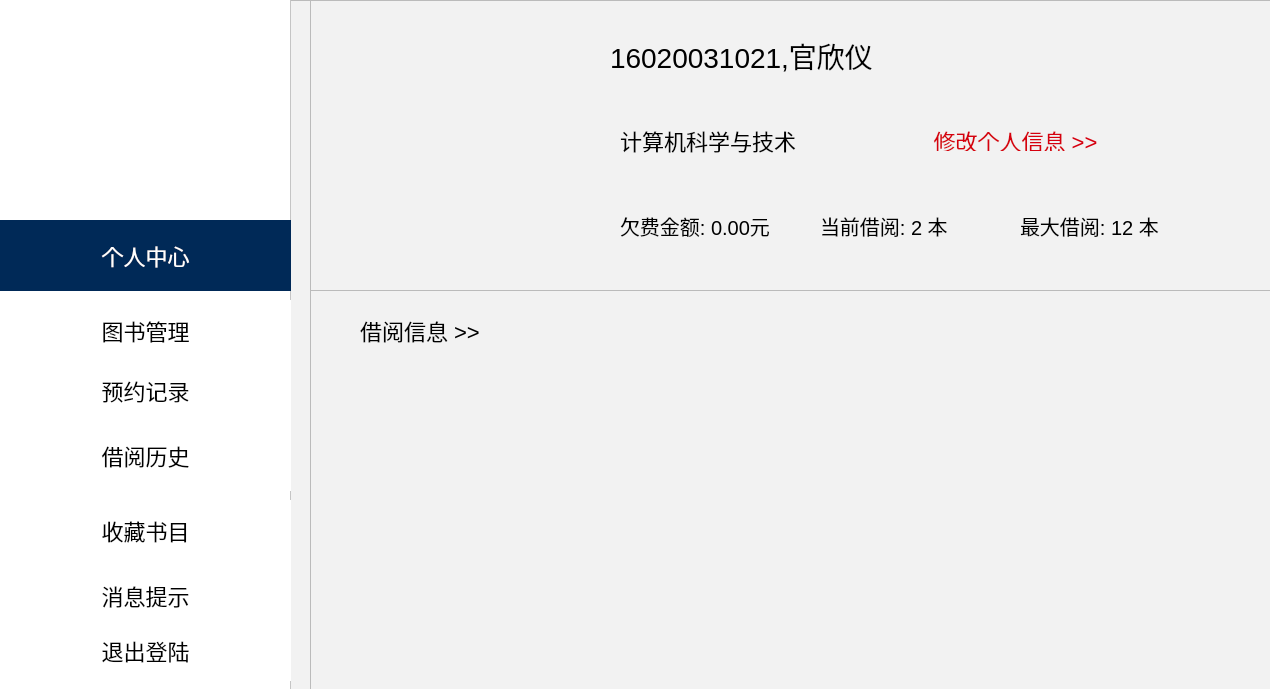
This is user_index.ui in KevinZzeng/UI as Qt 5 draws it before an edit. The edited form follows.
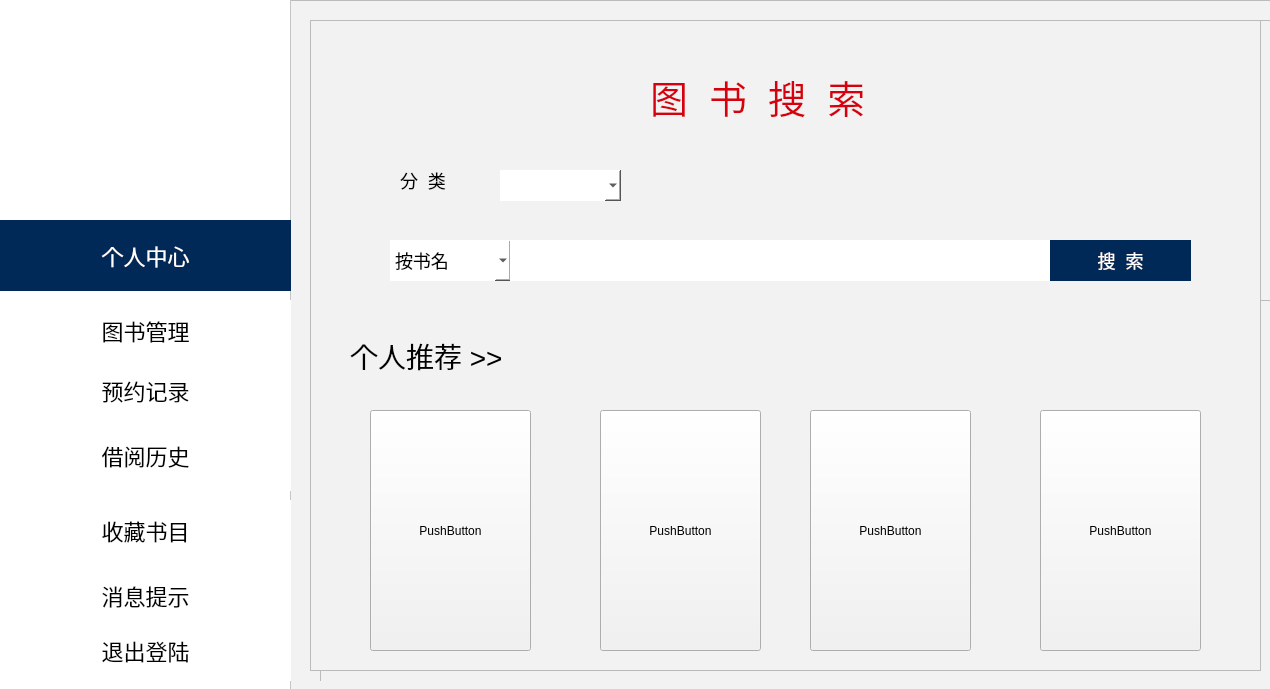
This is the edited form. Icons and pictures are not drawn.

Patch:
```diff
--- a/user_index.ui
+++ b/user_index.ui
@@ -212,10 +212,10 @@
     <widget class="QFrame" name="person_index">
      <property name="geometry">
       <rect>
-       <x>310</x>
-       <y>0</y>
-       <width>961</width>
-       <height>291</height>
+       <x>320</x>
+       <y>20</y>
+       <width>951</width>
+       <height>661</height>
       </rect>
      </property>
      <property name="frameShape">
@@ -339,14 +339,285 @@
        <string>修改个人信息 &gt;&gt;</string>
       </property>
      </widget>
+     <widget class="QFrame" name="frame_2">
+      <property name="geometry">
+       <rect>
+        <x>0</x>
+        <y>280</y>
+        <width>961</width>
+        <height>411</height>
+       </rect>
+      </property>
+      <property name="frameShape">
+       <enum>QFrame::StyledPanel</enum>
+      </property>
+      <property name="frameShadow">
+       <enum>QFrame::Raised</enum>
+      </property>
+      <widget class="QLabel" name="label_7">
+       <property name="geometry">
+        <rect>
+         <x>40</x>
+         <y>10</y>
+         <width>191</width>
+         <height>81</height>
+        </rect>
+       </property>
+       <property name="styleSheet">
+        <string notr="true">font-size:22px;</string>
+       </property>
+       <property name="text">
+        <string>借阅信息 &gt;&gt;</string>
+       </property>
+      </widget>
+      <widget class="QPushButton" name="PersonUp">
+       <property name="geometry">
+        <rect>
+         <x>180</x>
+         <y>330</y>
+         <width>161</width>
+         <height>31</height>
+        </rect>
+       </property>
+       <property name="styleSheet">
+        <string notr="true">color:#fff;
+background-color: #002957;
+border:none;
+font-size:18px;
+border-radius: 10px;</string>
+       </property>
+       <property name="text">
+        <string>上一页</string>
+       </property>
+      </widget>
+      <widget class="QPushButton" name="PersonDown">
+       <property name="geometry">
+        <rect>
+         <x>490</x>
+         <y>330</y>
+         <width>161</width>
+         <height>31</height>
+        </rect>
+       </property>
+       <property name="styleSheet">
+        <string notr="true">color:#fff;
+background-color: #002957;
+border:none;
+font-size:18px;
+border-radius: 10px;</string>
+       </property>
+       <property name="text">
+        <string>下一页</string>
+       </property>
+      </widget>
+      <widget class="QTableView" name="tableView">
+       <property name="geometry">
+        <rect>
+         <x>90</x>
+         <y>90</y>
+         <width>731</width>
+         <height>221</height>
+        </rect>
+       </property>
+       <property name="styleSheet">
+        <string notr="true">border:none;
+font-size:16px;</string>
+       </property>
+      </widget>
+      <widget class="QFrame" name="ediInfor">
+       <property name="geometry">
+        <rect>
+         <x>10</x>
+         <y>0</y>
+         <width>931</width>
+         <height>371</height>
+        </rect>
+       </property>
+       <property name="frameShape">
+        <enum>QFrame::StyledPanel</enum>
+       </property>
+       <property name="frameShadow">
+        <enum>QFrame::Raised</enum>
+       </property>
+       <widget class="QLabel" name="label_8">
+        <property name="geometry">
+         <rect>
+          <x>40</x>
+          <y>20</y>
+          <width>181</width>
+          <height>61</height>
+         </rect>
+        </property>
+        <property name="styleSheet">
+         <string notr="true">font-size:22px;
+</string>
+        </property>
+        <property name="text">
+         <string>修改个人信息  &gt;&gt;</string>
+        </property>
+       </widget>
+       <widget class="QLabel" name="label_9">
+        <property name="geometry">
+         <rect>
+          <x>40</x>
+          <y>90</y>
+          <width>101</width>
+          <height>41</height>
+         </rect>
+        </property>
+        <property name="styleSheet">
+         <string notr="true">font-size:18px;
+</string>
+        </property>
+        <property name="text">
+         <string>修改密码</string>
+        </property>
+       </widget>
+       <widget class="QLabel" name="label_10">
+        <property name="geometry">
+         <rect>
+          <x>40</x>
+          <y>190</y>
+          <width>101</width>
+          <height>41</height>
+         </rect>
+        </property>
+        <property name="styleSheet">
+         <string notr="true">font-size:18px;
+</string>
+        </property>
+        <property name="text">
+         <string>确认密码</string>
+        </property>
+       </widget>
+       <widget class="QPushButton" name="chaPwd">
+        <property name="geometry">
+         <rect>
+          <x>40</x>
+          <y>300</y>
+          <width>291</width>
+          <height>41</height>
+         </rect>
+        </property>
+        <property name="styleSheet">
+         <string notr="true">color:#fff;
+background-color: #002957;
+border:none;
+font-size:18px;</string>
+        </property>
+        <property name="text">
+         <string>确认修改</string>
+        </property>
+       </widget>
+       <widget class="QLabel" name="cover_3">
+        <property name="geometry">
+         <rect>
+          <x>550</x>
+          <y>30</y>
+          <width>221</width>
+          <height>231</height>
+         </rect>
+        </property>
+        <property name="styleSheet">
+         <string notr="true">image: url(:/new/images/images/pic.jpeg);</string>
+        </property>
+        <property name="text">
+         <string/>
+        </property>
+       </widget>
+       <widget class="QPushButton" name="pushButton_9">
+        <property name="geometry">
+         <rect>
+          <x>550</x>
+          <y>200</y>
+          <width>221</width>
+          <height>51</height>
+         </rect>
+        </property>
+        <property name="styleSheet">
+         <string notr="true">color:#fff;
+background-color: rgba(0, 41, 87, 125);
+border:none;
+font-size:22px;</string>
+        </property>
+        <property name="text">
+         <string>更换头像</string>
+        </property>
+       </widget>
+       <widget class="QPushButton" name="chaPwd_2">
+        <property name="geometry">
+         <rect>
+          <x>550</x>
+          <y>290</y>
+          <width>231</width>
+          <height>41</height>
+         </rect>
+        </property>
+        <property name="styleSheet">
+         <string notr="true">color:#fff;
+background-color: #002957;
+border:none;
+font-size:18px;</string>
+        </property>
+        <property name="text">
+         <string>确认更换</string>
+        </property>
+       </widget>
+       <widget class="QLineEdit" name="txtEdiPwd">
+        <property name="geometry">
+         <rect>
+          <x>40</x>
+          <y>140</y>
+          <width>291</width>
+          <height>41</height>
+         </rect>
+        </property>
+       </widget>
+       <widget class="QLineEdit" name="txtEdiPwdre">
+        <property name="geometry">
+         <rect>
+          <x>40</x>
+          <y>230</y>
+          <width>291</width>
+          <height>41</height>
+         </rect>
+        </property>
+       </widget>
+       <zorder>label_10</zorder>
+       <zorder>label_8</zorder>
+       <zorder>label_9</zorder>
+       <zorder>chaPwd</zorder>
+       <zorder>cover_3</zorder>
+       <zorder>pushButton_9</zorder>
+       <zorder>chaPwd_2</zorder>
+       <zorder>txtEdiPwd</zorder>
+       <zorder>txtEdiPwdre</zorder>
+       <zorder>book_manage</zorder>
+      </widget>
+     </widget>
+     <zorder>cover</zorder>
+     <zorder>label_2</zorder>
+     <zorder>label_3</zorder>
+     <zorder>label_4</zorder>
+     <zorder>label_5</zorder>
+     <zorder>label_6</zorder>
+     <zorder>btnEdiInfor</zorder>
+     <zorder>label_7</zorder>
+     <zorder>frame_2</zorder>
+     <zorder>frame_2</zorder>
+     <zorder>frame_2</zorder>
+     <zorder>tableView</zorder>
+     <zorder>book_manage</zorder>
+     <zorder>book_manage</zorder>
+     <zorder>book_manage</zorder>
     </widget>
-    <widget class="QFrame" name="frame_2">
+    <widget class="QFrame" name="book_manage">
      <property name="geometry">
       <rect>
        <x>310</x>
-       <y>290</y>
-       <width>961</width>
-       <height>411</height>
+       <y>20</y>
+       <width>951</width>
+       <height>651</height>
       </rect>
      </property>
      <property name="frameShape">
@@ -355,34 +626,180 @@
      <property name="frameShadow">
       <enum>QFrame::Raised</enum>
      </property>
-     <widget class="QTableView" name="tableView">
+     <widget class="QLabel" name="label_11">
       <property name="geometry">
        <rect>
-        <x>70</x>
-        <y>80</y>
-        <width>801</width>
-        <height>251</height>
+        <x>340</x>
+        <y>40</y>
+        <width>301</width>
+        <height>71</height>
        </rect>
       </property>
       <property name="styleSheet">
-       <string notr="true">border:none;
-font-size:16px;</string>
+       <string notr="true">font-size:38px;
+color:#D6000F;</string>
       </property>
+      <property name="text">
+       <string>图  书  搜  索</string>
+      </property>
      </widget>
-     <widget class="QLabel" name="label_7">
+     <widget class="QComboBox" name="cbxClass">
       <property name="geometry">
        <rect>
-        <x>50</x>
-        <y>20</y>
+        <x>190</x>
+        <y>150</y>
+        <width>121</width>
+        <height>31</height>
+       </rect>
+      </property>
+      <property name="styleSheet">
+       <string notr="true">background-color: #fff;
+border:none;
+font-size:18px;</string>
+      </property>
+     </widget>
+     <widget class="QLabel" name="label_12">
+      <property name="geometry">
+       <rect>
+        <x>90</x>
+        <y>140</y>
+        <width>81</width>
+        <height>41</height>
+       </rect>
+      </property>
+      <property name="styleSheet">
+       <string notr="true">font-size:18px;</string>
+      </property>
+      <property name="text">
+       <string>分  类</string>
+      </property>
+     </widget>
+     <widget class="QComboBox" name="cbxClass_2">
+      <property name="geometry">
+       <rect>
+        <x>80</x>
+        <y>220</y>
+        <width>121</width>
+        <height>41</height>
+       </rect>
+      </property>
+      <property name="styleSheet">
+       <string notr="true">background-color: #fff;
+border:none;
+font-size:18px;</string>
+      </property>
+      <item>
+       <property name="text">
+        <string>按书名</string>
+       </property>
+      </item>
+      <item>
+       <property name="text">
+        <string>按作者</string>
+       </property>
+      </item>
+     </widget>
+     <widget class="QLineEdit" name="search_box">
+      <property name="geometry">
+       <rect>
+        <x>200</x>
+        <y>220</y>
+        <width>541</width>
+        <height>41</height>
+       </rect>
+      </property>
+      <property name="styleSheet">
+       <string notr="true">font-size:18px;
+background-color:#fff;
+border:none;
+</string>
+      </property>
+     </widget>
+     <widget class="QPushButton" name="search_botton">
+      <property name="geometry">
+       <rect>
+        <x>740</x>
+        <y>220</y>
+        <width>141</width>
+        <height>41</height>
+       </rect>
+      </property>
+      <property name="styleSheet">
+       <string notr="true">font-size:18px;
+color:#fff;
+border:none;
+background-color: #002957;</string>
+      </property>
+      <property name="text">
+       <string>搜  索</string>
+      </property>
+     </widget>
+     <widget class="QLabel" name="label_13">
+      <property name="geometry">
+       <rect>
+        <x>40</x>
+        <y>300</y>
         <width>211</width>
-        <height>41</height>
+        <height>71</height>
        </rect>
       </property>
       <property name="styleSheet">
-       <string notr="true">font-size:22px;</string>
+       <string notr="true">font-size:28px;</string>
       </property>
       <property name="text">
-       <string>借阅信息 &gt;&gt;</string>
+       <string>个人推荐 &gt;&gt;</string>
+      </property>
+     </widget>
+     <widget class="QPushButton" name="recommend_1">
+      <property name="geometry">
+       <rect>
+        <x>60</x>
+        <y>390</y>
+        <width>161</width>
+        <height>241</height>
+       </rect>
+      </property>
+      <property name="text">
+       <string>PushButton</string>
+      </property>
+     </widget>
+     <widget class="QPushButton" name="recommend_2">
+      <property name="geometry">
+       <rect>
+        <x>290</x>
+        <y>390</y>
+        <width>161</width>
+        <height>241</height>
+       </rect>
+      </property>
+      <property name="text">
+       <string>PushButton</string>
+      </property>
+     </widget>
+     <widget class="QPushButton" name="recommend_3">
+      <property name="geometry">
+       <rect>
+        <x>500</x>
+        <y>390</y>
+        <width>161</width>
+        <height>241</height>
+       </rect>
+      </property>
+      <property name="text">
+       <string>PushButton</string>
+      </property>
+     </widget>
+     <widget class="QPushButton" name="recommend_4">
+      <property name="geometry">
+       <rect>
+        <x>730</x>
+        <y>390</y>
+        <width>161</width>
+        <height>241</height>
+       </rect>
+      </property>
+      <property name="text">
+       <string>PushButton</string>
       </property>
      </widget>
     </widget>
```
Left out of the diff: 8 changed lines with no effect on the pictures.
